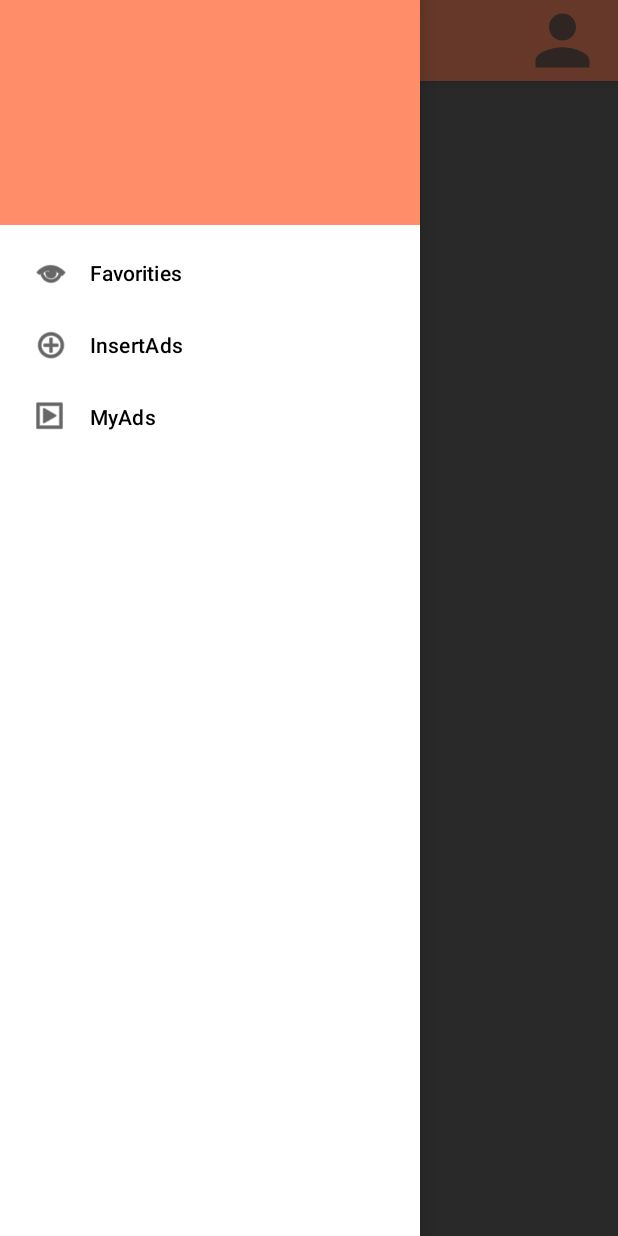
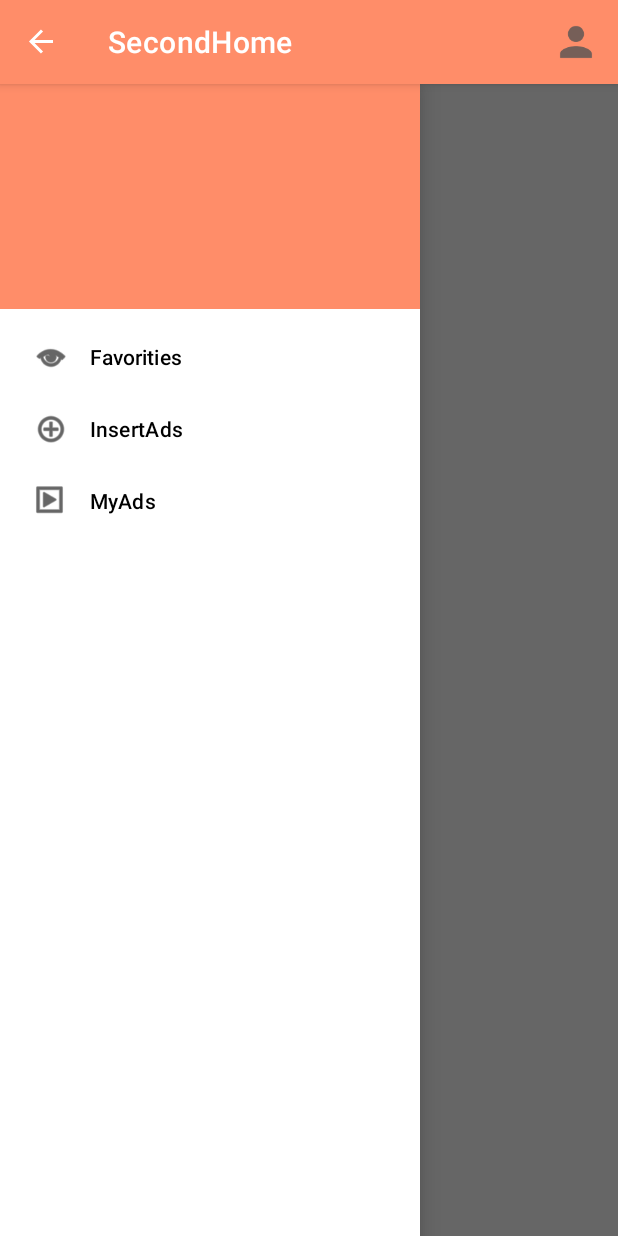
Before and after one commit to kevinDomingues/SecondHome, an Android app: the MainPage screen opened directly, with no data from a screen before it, in the side drawer, after a tap on "InsertAds", on a phone screen of 412 x 824 dp. Run offline under Robolectric (Android 15) with nearby library versions, the phone set to English and light mode, and no system bars; our stand-ins replace navigation-ui.

Commit message:
Major Fix, fix headers and action bar

```diff
--- a/app/src/main/java/ipvc/estg/secondhome/Login.kt
+++ b/app/src/main/java/ipvc/estg/secondhome/Login.kt
@@ -26,7 +26,7 @@ class Login : AppCompatActivity() {
     override fun onCreate(savedInstanceState: Bundle?) {
         super.onCreate(savedInstanceState)
         setContentView(R.layout.activity_login)
-        sharedPreference = getSharedPreferences("PREFERENCE_NAME", Context.MODE_PRIVATE)
+        sharedPreference = getSharedPreferences("PREFERENCE_AUTH", Context.MODE_PRIVATE)
         val backButton = findViewById<ImageView>(R.id.backArrow)
         val registerButton = findViewById<TextView>(R.id.registerBlue)
         val loginButton = findViewById<Button>(R.id.btnLogin)
--- a/app/src/main/java/ipvc/estg/secondhome/MainPage.kt
+++ b/app/src/main/java/ipvc/estg/secondhome/MainPage.kt
@@ -3,6 +3,9 @@ package ipvc.estg.secondhome
 import android.content.Intent
 import androidx.appcompat.app.AppCompatActivity
 import android.os.Bundle
+import android.view.Menu
+import android.view.MenuInflater
+import android.view.MenuItem
 import android.widget.ImageView
 import android.widget.Toast
 import androidx.appcompat.app.ActionBarDrawerToggle
@@ -17,20 +20,15 @@ class MainPage : AppCompatActivity() {
     private lateinit var drawerLayout: DrawerLayout
     private lateinit var navView: NavigationView
 
-
     override fun onCreate(savedInstanceState: Bundle?) {
         super.onCreate(savedInstanceState)
         setContentView(R.layout.activity_main_page)
 
-        val backButton = findViewById<ImageView>(R.id.updateButton)
         val favorites = Favorites()
         val insertAds = InsertAds()
         val yourAds = YourAds()
-        backButton.setOnClickListener {
-            val intent = Intent(this, Update_user::class.java)
-            startActivity(intent)
-        }
-// Call findViewById on the DrawerLayout
+
+        // Call findViewById on the DrawerLayout
         drawerLayout = findViewById(R.id.drawerLayout)
         toggle = ActionBarDrawerToggle(this, drawerLayout, R.string.open, R.string.close)
         drawerLayout.addDrawerListener(toggle)
@@ -40,6 +38,8 @@ class MainPage : AppCompatActivity() {
 
         // Call findViewById on the NavigationView
         navView = findViewById(R.id.navView)
+
+        //add user profile button
 
         // Call setNavigationItemSelectedListener on the NavigationView to detect when items are clicked
         navView.setNavigationItemSelectedListener {
@@ -79,10 +79,20 @@ class MainPage : AppCompatActivity() {
         return true
     }
 
+    override fun onCreateOptionsMenu(menu: Menu?): Boolean {
+        val inflater: MenuInflater = menuInflater
+        inflater.inflate(R.menu.main_menu, menu)
+        return true
+    }
 
-//    override fun onOptionsItemSelected(item: MenuItem) {
-//        if(toggle.onOptionsItemSelected(item))
-//        return super.onOptionsItemSelected(item)
-//    }
-
+    override fun onOptionsItemSelected(item: MenuItem): Boolean {
+        return when (item.itemId) {
+            R.id.userMenu -> {
+                val intent = Intent(this, Update_user::class.java)
+                startActivity(intent)
+                true
+            }
+            else -> super.onOptionsItemSelected(item)
+        }
+    }
 }
--- a/app/src/main/java/ipvc/estg/secondhome/api/EndPoints.kt
+++ b/app/src/main/java/ipvc/estg/secondhome/api/EndPoints.kt
@@ -22,7 +22,7 @@ interface EndPoints {
     @FormUrlEncoded
     @POST("user/login")
     fun login(
-        @Field("email") username:String,
+        @Field("username") username:String,
         @Field("password") password: String
     ): Call<User>
 
@@ -37,7 +37,6 @@ interface EndPoints {
         @Field("contact") contact:Int
     ): Call<DefaultResponse>
 
-    @FormUrlEncoded
-    @POST("user/me")
-    fun me(  @Field ("token") token:String,): Call<User>
+    @GET("user/me")
+    fun me(@Header ("x-access-token") token:String,): Call<User>
 }
--- a/app/src/main/java/ipvc/estg/secondhome/api/ServiceBuilder.kt
+++ b/app/src/main/java/ipvc/estg/secondhome/api/ServiceBuilder.kt
@@ -8,7 +8,7 @@ object ServiceBuilder {
     private val client = OkHttpClient.Builder().build()
 
     private val retrofit = Retrofit.Builder()
-        .baseUrl("http://192.168.107.70:3000/")
+        .baseUrl("http://192.168.56.1:3000/")
         .addConverterFactory(GsonConverterFactory.create())
         .client(client)
         .build()
--- a/app/src/main/res/layout/activity_main_page.xml
+++ b/app/src/main/res/layout/activity_main_page.xml
@@ -13,35 +13,6 @@
         android:layout_height="0dp"
         android:layout_marginTop="55dp"/>
 
-    <androidx.coordinatorlayout.widget.CoordinatorLayout
-        android:layout_width="match_parent"
-        android:layout_height="match_parent"
-        tools:context=".MainActivity">
-
-
-        <com.google.android.material.appbar.AppBarLayout
-            android:id="@+id/appBarLayout"
-            android:layout_width="match_parent"
-            android:layout_height="wrap_content"
-            android:background="?attr/colorPrimary"
-            android:backgroundTint="#FF8D69"
-            android:theme="@style/Theme.MyApplication.AppBarOverlay"
-            app:layout_anchorGravity="center">
-
-
-            <ImageView
-                android:id="@+id/updateButton"
-                android:layout_width="wrap_content"
-                android:layout_height="wrap_content"
-                android:layout_alignParentEnd="true"
-                android:layout_gravity="end"
-                android:layout_marginEnd="10dp"
-                app:srcCompat="@drawable/ic_baseline_person_24" />
-        </com.google.android.material.appbar.AppBarLayout>
-
-
-    </androidx.coordinatorlayout.widget.CoordinatorLayout>
-
     <com.google.android.material.navigation.NavigationView
         android:id="@+id/navView"
         android:layout_width="wrap_content"
@@ -51,24 +22,4 @@
         android:layout_gravity="start"
         android:fitsSystemWindows="true"/>
 
-
-
-<!--    <androidx.appcompat.widget.Toolbar-->
-<!--        android:id="@+id/toolbar"-->
-<!--        android:layout_width="match_parent"-->
-<!--        android:layout_height="?attr/actionBarSize"-->
-<!--        android:background="?attr/colorPrimary"-->
-<!--        android:backgroundTint="#FF8D69"-->
-<!--        app:popupTheme="@style/Theme.MyApplication.PopupOverlay" />-->
-
-
-<!--    <TextView-->
-
-<!--        android:layout_width="match_parent"-->
-<!--        android:layout_height="match_parent"-->
-<!--        android:gravity="center"-->
-<!--        android:text="Imagem" />-->
-
-
-
 </androidx.drawerlayout.widget.DrawerLayout>
--- /dev/null
+++ b/app/src/main/res/menu/main_menu.xml
@@ -0,0 +1,9 @@
+<?xml version="1.0" encoding="utf-8"?>
+<menu xmlns:app="http://schemas.android.com/apk/res-auto"
+    xmlns:android="http://schemas.android.com/apk/res/android">
+    <item
+        android:id="@+id/userMenu"
+        android:icon="@drawable/ic_baseline_person_24"
+        android:title="Profile"
+        app:showAsAction="always" />
+</menu>
--- a/app/src/main/res/menu/nav_drawer_menu.xml
+++ b/app/src/main/res/menu/nav_drawer_menu.xml
@@ -1,5 +1,6 @@
 <?xml version="1.0" encoding="utf-8"?>
-<menu xmlns:android="http://schemas.android.com/apk/res/android">
+<menu xmlns:app="http://schemas.android.com/apk/res-auto"
+    xmlns:android="http://schemas.android.com/apk/res/android">
 
     <item
         android:id="@+id/menu_favorities"
--- a/app/src/main/res/values/themes.xml
+++ b/app/src/main/res/values/themes.xml
@@ -1,17 +1,17 @@
 <resources xmlns:tools="http://schemas.android.com/tools">
     <!-- Base application theme. -->
-    <style name="Theme.SecondHome" parent="Theme.MaterialComponents.DayNight.NoActionBar">
+    <style name="Theme.SecondHome" parent="Theme.MaterialComponents.DayNight.DarkActionBar">
         <!-- Primary brand color. -->
-        <item name="colorPrimary">@color/purple_500</item>
+        <item name="colorPrimary">#FF8D69</item>
         <item name="colorPrimaryVariant">@color/purple_700</item>
         <item name="colorOnPrimary">@color/white</item>
-        <!-- Secondary brand color. -->
-        <item name="colorSecondary">@color/teal_200</item>
-        <item name="colorSecondaryVariant">@color/teal_700</item>
-        <item name="colorOnSecondary">@color/black</item>
         <!-- Status bar color. -->
-        <item name="android:statusBarColor" tools:targetApi="l">?attr/colorPrimaryVariant</item>
+        <item name="android:statusBarColor" tools:targetApi="l">#FF8D69</item>
         <!-- Customize your theme here. -->
+    </style>
+
+    <style name="Theme.SecondHomeNoActionBar" parent="Theme.MaterialComponents.DayNight.NoActionBar">
+
     </style>
 
 
--- a/app/src/main/res/xml/network_security_config.xml
+++ b/app/src/main/res/xml/network_security_config.xml
@@ -1,6 +1,6 @@
 <?xml version="1.0" encoding="utf-8"?>
 <network-security-config>
     <domain-config cleartextTrafficPermitted="true">
-        <domain includeSubdomains="true">192.168.107.70</domain>
+        <domain includeSubdomains="true">192.168.56.1</domain>
     </domain-config>
 </network-security-config>
```
Also changed, not shown: app/src/main/AndroidManifest.xml (+8 -4 lines), app/src/main/java/ipvc/estg/secondhome/Update_user.kt (+46 -38 lines), app/src/main/java/ipvc/estg/secondhome/utils/Parsers.kt (added, +7 -0 lines).
